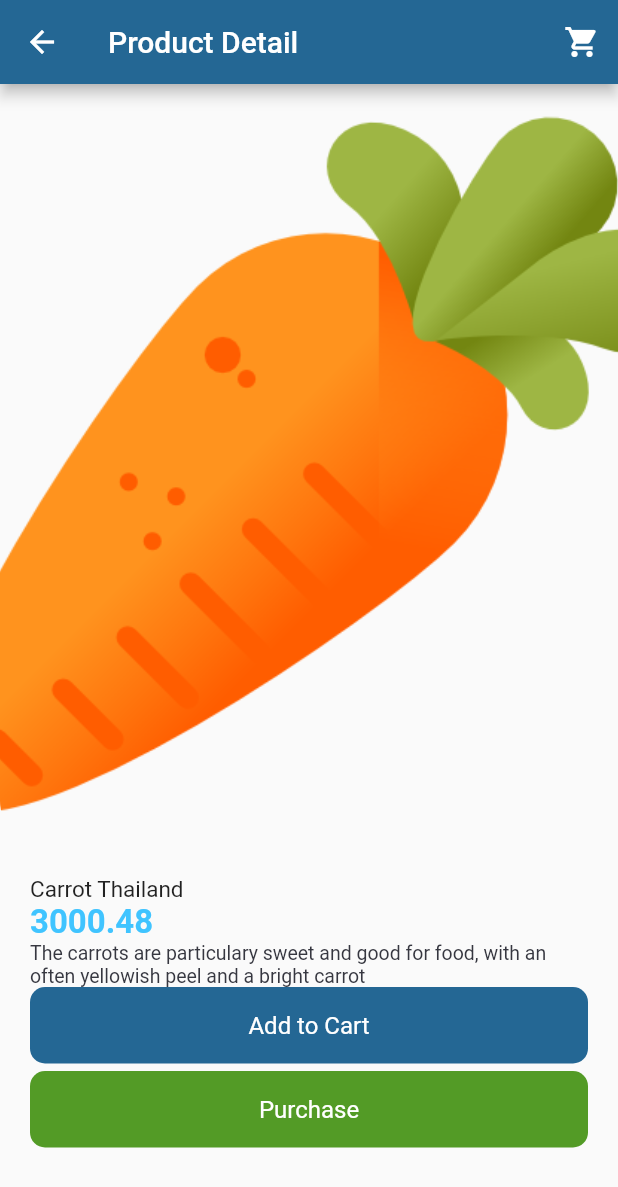
After one commit to ajoluvya/promdi-fe, a Flutter app: the CategoryList screen opened directly, after a tap on "Fruit", on a phone screen of 412 x 824 dp. The commit adds this screen. Shown: the top 1187 px of the screen. Run offline on Flutter 3.47's test engine with Material 2 defaults, Android fonts, the phone set to English and light mode, and no system bars; our stand-ins replace carousel_slider, flutter_svg.

Commit message:
ecommerce product detail

```diff
--- a/lib/screens/e_commerce/category_list.dart
+++ b/lib/screens/e_commerce/category_list.dart
@@ -1,5 +1,4 @@
 import 'package:flutter/material.dart';
-import 'package:promdi_fe/screens/e_commerce/category_item.dart';
 import 'package:promdi_fe/screens/e_commerce/product_list.dart';
 
 class CategoryList extends StatefulWidget {
@@ -12,7 +11,11 @@ class CategoryList extends StatefulWidget {
 class _CategoryListState extends State<CategoryList> {
   @override
   Widget build(BuildContext context) {
-    return DefaultTabController(
+    return Scaffold(
+      appBar: AppBar(
+        title: Text('Cabagges'),
+      ),
+      body: DefaultTabController(
         length: 3,
         child: Scaffold(
           appBar: AppBar(
@@ -40,9 +43,10 @@ class _CategoryListState extends State<CategoryList> {
             child: TabBarView(
               children: [
                 ProductList(),
-              CategoryItem(),
+                ProductList(),
                 ProductList(),
               ],
+            ),
           ),
         ),
       ),
--- a/lib/screens/e_commerce/eWidgets/productCard.dart
+++ b/lib/screens/e_commerce/eWidgets/productCard.dart
@@ -2,11 +2,13 @@ import 'package:flutter/material.dart';
 import 'package:promdi_fe/helpers/style.dart';
 
 class ProductCard extends StatelessWidget {
-  const ProductCard({Key? key}) : super(key: key);
+  final VoidCallback onClick;
+  const ProductCard({Key? key, required this.onClick}) : super(key: key);
 
   @override
   Widget build(BuildContext context) {
     return Container(
+      child: GestureDetector(
         child: Card(
           child: Column(
             // mainAxisAlignment: MainAxisAlignment.center,
@@ -15,7 +17,7 @@ class ProductCard extends StatelessWidget {
                 child: Padding(
                   padding: const EdgeInsets.all(8.0),
                   child: Image.asset(
-                  "assets/images/agriculture.png",
+                    "assets/images/carrot.png",
                     fit: BoxFit.cover,
                   ),
                 ),
@@ -26,7 +28,8 @@ class ProductCard extends StatelessWidget {
                     padding: const EdgeInsets.all(8.0),
                     child: Text(
                       "Fruit",
-                    style: TextStyle(fontWeight: FontWeight.bold, fontSize: 15),
+                      style:
+                          TextStyle(fontWeight: FontWeight.bold, fontSize: 15),
                     ),
                   ),
                 ],
@@ -50,6 +53,8 @@ class ProductCard extends StatelessWidget {
             ],
           ),
         ),
+        onTap: onClick,
+      ),
       color: lightGrey,
     );
   }
--- /dev/null
+++ b/lib/screens/e_commerce/product_detail.dart
@@ -0,0 +1,90 @@
+import 'package:flutter/material.dart';
+import 'package:promdi_fe/helpers/style.dart';
+import 'package:promdi_fe/widgets/custom_button.dart';
+
+class ProductDetail extends StatelessWidget {
+  const ProductDetail({Key? key}) : super(key: key);
+
+  @override
+  Widget build(BuildContext context) {
+    return Scaffold(
+      appBar: AppBar(
+        title: Text('Product Detail'),
+        actions: [
+          IconButton(
+            onPressed: () {},
+            icon: Icon(Icons.shopping_cart),
+          )
+        ],
+      ),
+      body: Container(
+        child: Column(
+          children: [
+            Expanded(
+              child: Container(
+                decoration: BoxDecoration(
+                  borderRadius: BorderRadius.only(
+                    bottomLeft: Radius.circular(30),
+                    bottomRight: Radius.circular(30),
+                  ),
+                  image: DecorationImage(
+                    image: AssetImage('assets/images/carrot.png'),
+                    fit: BoxFit.cover,
+                  ),
+                ),
+              ),
+            ),
+            Container(
+              height: 260,
+              child: Column(
+                children: [
+                  Padding(
+                    padding: EdgeInsets.fromLTRB(20, 20, 20, 20),
+                    child: Column(
+                      crossAxisAlignment: CrossAxisAlignment.start,
+                      children: [
+                        Text(
+                          'Carrot Thailand',
+                          style: TextStyle(
+                            fontSize: 15,
+                          ),
+                        ),
+                        Text(
+                          '3000.48',
+                          style: TextStyle(
+                            color: Colors.lightBlueAccent,
+                            fontSize: 22,
+                            fontWeight: FontWeight.w600,
+                          ),
+                        ),
+                        Text(
+                          'The carrots are particulary sweet and good for food, with an often yellowish peel and a bright carrot',
+                          style: TextStyle(
+                            color: dark,
+                            fontSize: 13,
+                            fontWeight: FontWeight.w400,
+                          ),
+                        ),
+                        CustomButton(
+                          title: 'Add to Cart',
+                          onTap: () {},
+                          customcolor: lightBlue,
+                        ),
+                        SizedBox(height: 5.0),
+                        CustomButton(
+                          title: 'Purchase',
+                          onTap: () {},
+                          customcolor: greenCustom,
+                        )
+                      ],
+                    ),
+                  )
+                ],
+              ),
+            ),
+          ],
+        ),
+      ),
+    );
+  }
+}
--- a/lib/screens/e_commerce/product_list.dart
+++ b/lib/screens/e_commerce/product_list.dart
@@ -1,5 +1,6 @@
 import 'package:flutter/material.dart';
 import 'package:promdi_fe/screens/e_commerce/eWidgets/productCard.dart';
+import 'package:promdi_fe/screens/e_commerce/product_detail.dart';
 
 class ProductList extends StatefulWidget {
   const ProductList({Key? key}) : super(key: key);
@@ -18,7 +19,14 @@ class _ProductListState extends State<ProductList> {
         crossAxisCount: 2,
         // Generate 100 widgets that display their index in the List.
         children: List.generate(8, (index) {
-          return ProductCard();
+          return ProductCard(
+            onClick: () {
+              Navigator.push(
+                context,
+                MaterialPageRoute(builder: (context) => ProductDetail()),
+              );
+            },
+          );
         }),
       ),
     );
--- a/lib/screens/e_commerce/promo_item.dart
+++ b/lib/screens/e_commerce/promo_item.dart
@@ -44,7 +44,7 @@ class PromoItem extends StatelessWidget {
                 decoration: BoxDecoration(
                   borderRadius: BorderRadius.circular(8.0),
                   image: DecorationImage(
-                    image: AssetImage('assets/images/harvest.png'),
+                    image: AssetImage('assets/images/carrot.png'),
                     fit: BoxFit.fill,
                   ),
                 ),
@@ -56,7 +56,7 @@ class PromoItem extends StatelessWidget {
                 decoration: BoxDecoration(
                   borderRadius: BorderRadius.circular(8.0),
                   image: DecorationImage(
-                    image: AssetImage('assets/images/harvest.png'),
+                    image: AssetImage('assets/images/fruits.png'),
                     fit: BoxFit.fill,
                   ),
                 ),
```
Also changed, not shown: lib/screens/e_commerce/category_item.dart (deleted, +0 -59 lines), lib/screens/e_commerce/shop.dart (+12 -3 lines). Lines whose indentation alone changed are shown as unchanged.
